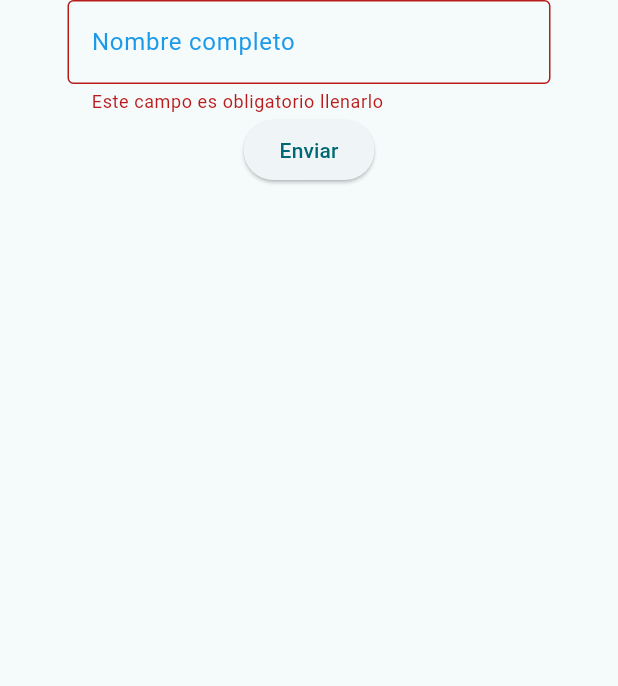
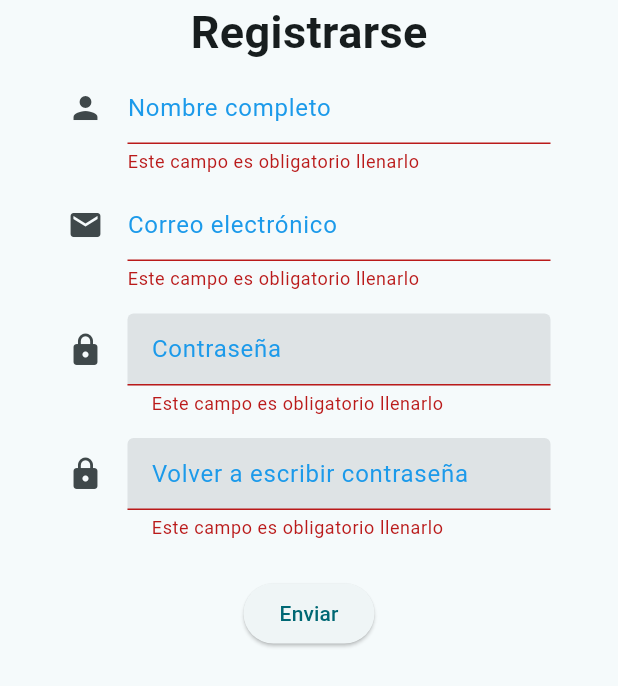
Before and after one commit to D4v1D-lab/facipay, a Flutter app: the Register screen opened directly, after a tap on "Enviar", on a phone screen of 412 x 824 dp. Shown: the top 686 px of the screen. Run offline on Flutter 3.47's test engine with Material 3 defaults, Android fonts, the phone set to English and light mode, and no system bars.

Commit message:
register1

```diff
--- a/lib/pages/signup_page.dart
+++ b/lib/pages/signup_page.dart
@@ -16,17 +16,82 @@ class _RegisterState extends State<Register> {
   Widget build(BuildContext context) {
     return Scaffold(
       body: SafeArea(
-        child: Form(
+        child: Column(
+          children: [
+            const Text(
+              'Registrarse',
+              style: TextStyle(fontSize: 30, fontWeight: FontWeight.bold),
+            ),
+            Form(
                 key: _formkey,
                 child: Column(
                   children: <Widget>[
                     Padding(
-                  padding: const EdgeInsets.only(right: 45, left: 45),
+                      padding:
+                          const EdgeInsets.only(right: 45, left: 45, top: 5),
                       child: TextFormField(
                         decoration: const InputDecoration(
+                          icon: Icon(Icons.person),
                           hintText: 'Nombre completo',
                           hintStyle: TextStyle(color: navColor),
-                        border: OutlineInputBorder()),
+                        ),
+                        // The validator receives the text that the user has entered.
+                        validator: (value) {
+                          if (value == null || value.isEmpty) {
+                            return 'Este campo es obligatorio llenarlo';
+                          }
+                          return null;
+                        },
+                      ),
+                    ),
+                    Padding(
+                      padding:
+                          const EdgeInsets.only(right: 45, left: 45, top: 10),
+                      child: TextFormField(
+                        decoration: const InputDecoration(
+                          icon: Icon(Icons.email),
+                          hintText: 'Correo electrónico',
+                          hintStyle: TextStyle(color: navColor),
+                        ),
+                        // The validator receives the text that the user has entered.
+                        validator: (value) {
+                          if (value == null || value.isEmpty) {
+                            return 'Este campo es obligatorio llenarlo';
+                          }
+                          return null;
+                        },
+                      ),
+                    ),
+                    Padding(
+                      padding:
+                          const EdgeInsets.only(right: 45, left: 45, top: 15),
+                      child: TextFormField(
+                        obscureText: true,
+                        decoration: const InputDecoration(
+                          icon: Icon(Icons.lock),
+                          hintText: 'Contraseña',
+                          hintStyle: TextStyle(color: navColor),
+                          filled: true,
+                        ),
+                        // The validator receives the text that the user has entered.
+                        validator: (value) {
+                          if (value == null || value.isEmpty) {
+                            return 'Este campo es obligatorio llenarlo';
+                          }
+                          return null;
+                        },
+                      ),
+                    ),
+                    Padding(
+                      padding: const EdgeInsets.only(
+                          right: 45, left: 45, top: 15, bottom: 25),
+                      child: TextFormField(
+                        decoration: const InputDecoration(
+                          icon: Icon(Icons.lock),
+                          hintText: 'Volver a escribir contraseña',
+                          hintStyle: TextStyle(color: navColor),
+                          filled: true,
+                        ),
                         // The validator receives the text that the user has entered.
                         validator: (value) {
                           if (value == null || value.isEmpty) {
@@ -47,6 +112,8 @@ class _RegisterState extends State<Register> {
                         child: const Text('Enviar'))
                   ],
                 )),
+          ],
+        ),
       ),
     );
   }
```
Lines whose indentation alone changed are shown as unchanged.
